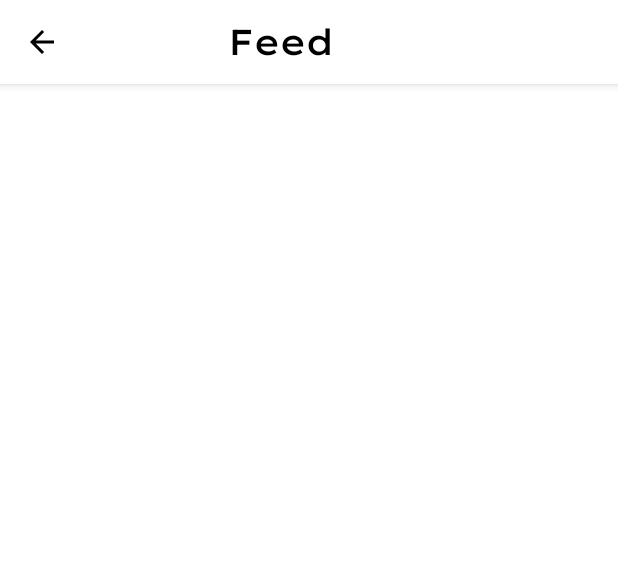
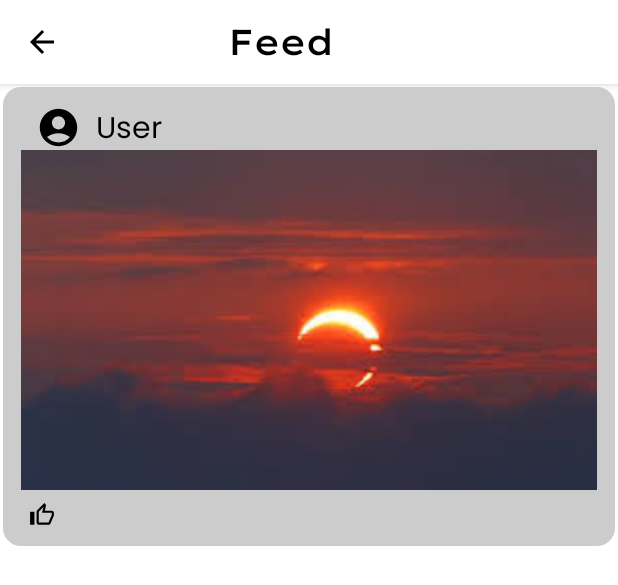
Before and after one commit to pushkar2112/Eclipsify, an Android app built with Jetpack Compose: the @Preview function CommunityScreen, on a phone screen of 412 x 824 dp. Shown: the top 585 px of the screen. Run offline under Robolectric (Android 15) with nearby library versions, the light colour scheme and no system bars.

Commit message:
Feature Added

```diff
--- a/app/src/main/java/com/example/eclipsify/community/CommunityScreen.kt
+++ b/app/src/main/java/com/example/eclipsify/community/CommunityScreen.kt
@@ -1,9 +1,13 @@
 package com.example.eclipsify.community
 
 import android.text.Layout
+import androidx.compose.foundation.Image
 import androidx.compose.foundation.background
+import androidx.compose.foundation.border
 import androidx.compose.foundation.clickable
 import androidx.compose.foundation.layout.Box
+import androidx.compose.foundation.layout.Column
+import androidx.compose.foundation.layout.Row
 import androidx.compose.foundation.layout.Spacer
 import androidx.compose.foundation.layout.fillMaxHeight
 import androidx.compose.foundation.layout.fillMaxSize
@@ -11,12 +15,20 @@ import androidx.compose.foundation.layout.fillMaxWidth
 import androidx.compose.foundation.layout.height
 import androidx.compose.foundation.layout.offset
 import androidx.compose.foundation.layout.padding
+import androidx.compose.foundation.layout.size
+import androidx.compose.foundation.rememberScrollState
+import androidx.compose.foundation.verticalScroll
 import androidx.compose.material.IconButton
 import androidx.compose.material.Text
 import androidx.compose.material.TopAppBar
 import androidx.compose.material.icons.Icons
+import androidx.compose.material.icons.filled.AccountCircle
 import androidx.compose.material.icons.filled.ArrowBack
 import androidx.compose.material.icons.filled.Menu
+import androidx.compose.material.icons.filled.ThumbUp
+import androidx.compose.material.icons.outlined.ThumbUp
+import androidx.compose.material3.Card
+import androidx.compose.material3.CardDefaults
 import androidx.compose.material3.ExperimentalMaterial3Api
 import androidx.compose.material3.Icon
 import androidx.compose.material3.MaterialTheme
@@ -25,7 +37,10 @@ import androidx.compose.material3.TopAppBarDefaults
 import androidx.compose.runtime.Composable
 import androidx.compose.ui.Alignment
 import androidx.compose.ui.Modifier
+import androidx.compose.ui.draw.clip
 import androidx.compose.ui.graphics.Color
+import androidx.compose.ui.layout.ContentScale
+import androidx.compose.ui.res.painterResource
 import androidx.compose.ui.text.font.Font
 import androidx.compose.ui.text.font.FontFamily
 import androidx.compose.ui.text.style.TextOverflow
@@ -42,6 +57,12 @@ fun CommunityScreen() {
         .fillMaxSize()
         .background(Color.White) ){
 
+
+
+        Column(
+            Modifier
+                .fillMaxSize()
+                .verticalScroll(state = rememberScrollState())) {
             TopAppBar(backgroundColor = Color.White,
                 navigationIcon = {
                     IconButton(onClick = { /* do something */ }) {
@@ -53,9 +74,48 @@ fun CommunityScreen() {
                 },
                 title =
                 {
-                Text(text = "Feed", modifier = Modifier.offset(80.dp),color = Color.Black, fontSize = 24.sp, fontFamily = FontFamily(
+                    Text(
+                        text = "Feed",
+                        modifier = Modifier.offset(80.dp),
+                        color = Color.Black,
+                        fontSize = 24.sp,
+                        fontFamily = FontFamily(
                             Font(R.font.lemedium)
-                ))})
+                        )
+                    )
+                })
+            Card(modifier = Modifier
+                .fillMaxWidth()
+                .height(310.dp)
+                .padding(2.dp), colors = CardDefaults.cardColors(Color.LightGray)) {
+                Column(
+                    Modifier
+                        .padding(12.dp)
+                        .fillMaxSize()) {
+                    Row (Modifier.fillMaxWidth(), verticalAlignment = Alignment.CenterVertically){
+                        Icon(Icons.Filled.AccountCircle, contentDescription ="",
+                            Modifier
+                                .padding(horizontal = 10.dp)
+                                .size(30.dp) )
+                        Text(text = "User", fontSize = 20.sp, fontFamily = FontFamily(Font(R.font.popreg)))
+
+                    }
+                    Image(painter = painterResource(id = R.drawable.pic1), contentDescription ="", modifier = Modifier.fillMaxWidth().fillMaxSize(0.9f), contentScale = ContentScale.Crop )
+                    Row (Modifier.fillMaxWidth().padding(start=5.dp,top = 8.dp)){
+                        Icon(Icons.Outlined.ThumbUp, contentDescription ="",Modifier.
+                        fillMaxHeight() )
+
                     }
 
                 }
+
+            }
+
+
+
+
+
+        }
+    }
+
+}
```
Also changed, not shown: app/src/main/res/drawable/pic1.jpeg (added). Lines whose indentation alone changed are shown as unchanged.
